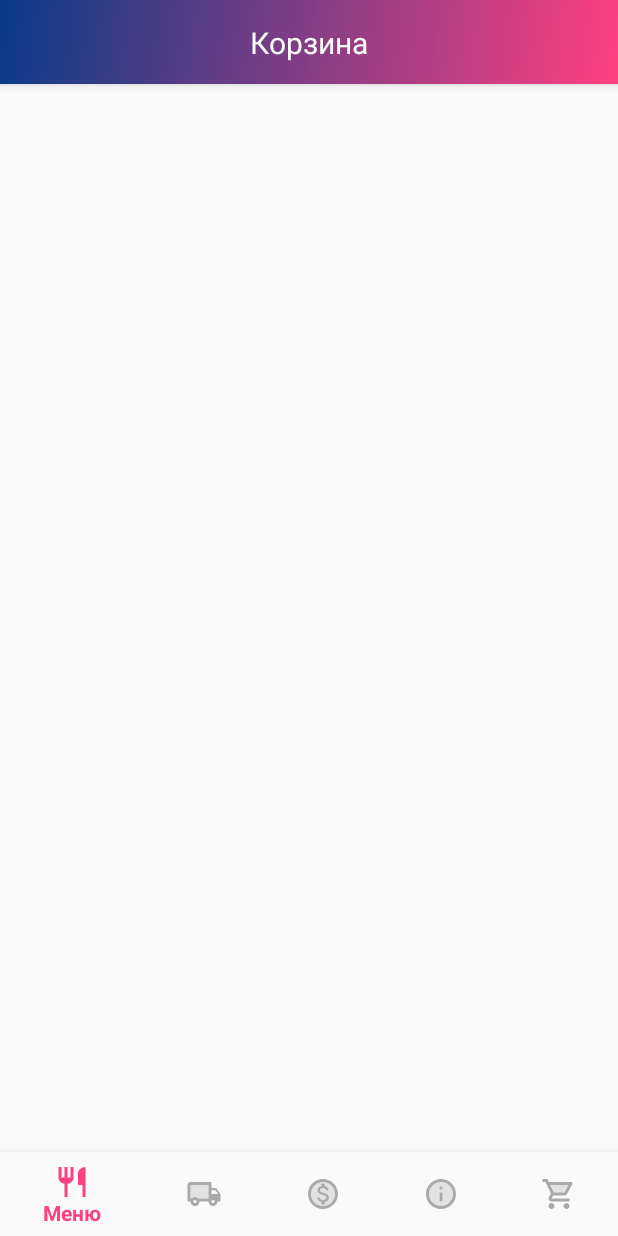
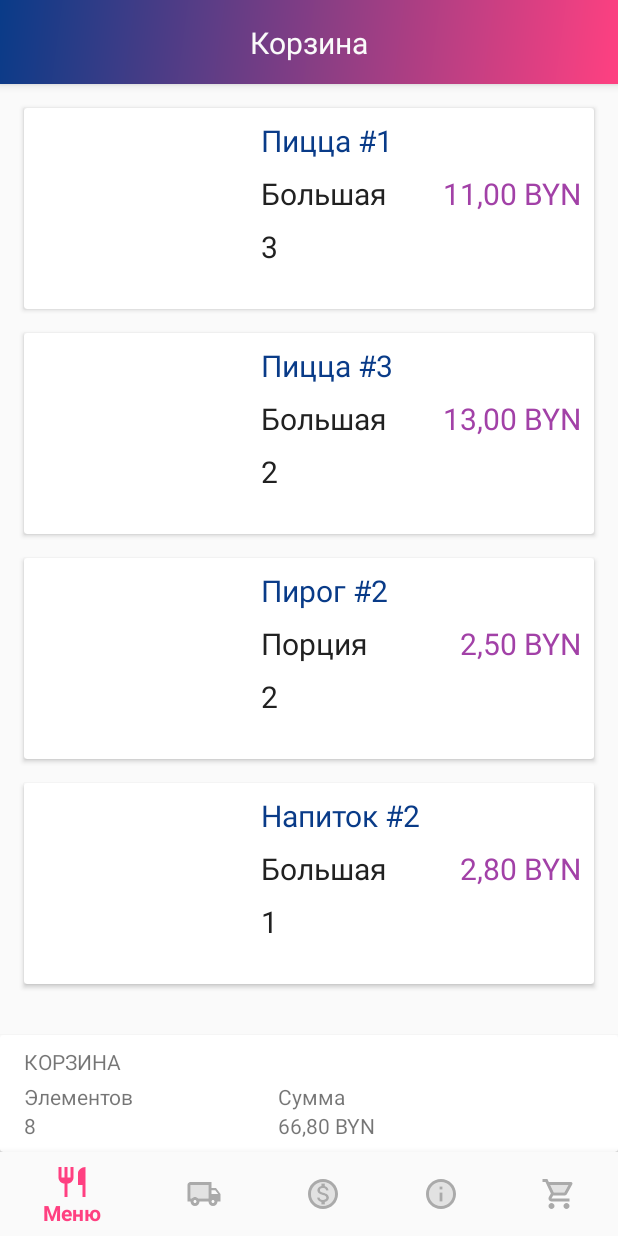
Before and after one commit to kresik3/DemoProject, an Android app: the fragment BasketFragment placed in its activity, on a phone screen of 412 x 824 dp. Run offline under Robolectric (Android 15) with nearby library versions, the phone set to English and light mode, and no system bars; our stand-ins replace Picasso, RxJava; libraries missing offline, so code that uses them is left out: io.realm; network calls fail; pictures from the network do not load; 2 statements that could not run were skipped.

Commit message:
[DEV]: Added scroll behavior for the bottom basket view

```diff
--- a/main/src/main/java/com/krasovsky/dima/demoproject/main/list/recyclerview/BasketAdapter.kt
+++ b/main/src/main/java/com/krasovsky/dima/demoproject/main/list/recyclerview/BasketAdapter.kt
@@ -43,6 +43,7 @@ class BasketAdapter() : RecyclerView.Adapter<BasketAdapter.ViewHolder>() {
         private val tvTitle = itemView.findViewById<TextView>(R.id.basket_item_title)
         private val tvPrice = itemView.findViewById<TextView>(R.id.basket_item_price)
         private val tvKind = itemView.findViewById<TextView>(R.id.basket_item_kind)
+        private val tvCount = itemView.findViewById<TextView>(R.id.basket_item_count)
 
         fun bind(model: BasketItemModel) {
             with(model) {
@@ -50,6 +51,7 @@ class BasketAdapter() : RecyclerView.Adapter<BasketAdapter.ViewHolder>() {
                 tvTitle.text = title
                 tvPrice.text = priceUtil.parseToPrice(price)
                 tvKind.text = kind
+                tvCount.text = count.toString()
                 deleteOne.applyEnable(count != 1)
                 initListeners(this)
             }
--- a/main/src/main/java/com/krasovsky/dima/demoproject/main/list/recyclerview/decorator/BaseItemDecorator.kt
+++ b/main/src/main/java/com/krasovsky/dima/demoproject/main/list/recyclerview/decorator/BaseItemDecorator.kt
@@ -6,12 +6,12 @@ import android.support.v7.widget.RecyclerView
 import android.view.View
 import com.krasovsky.dima.demoproject.main.R
 
-class BaseItemDecorator : RecyclerView.ItemDecoration() {
+class BaseItemDecorator(val spaceDimenId: Int = R.dimen.base_space_2x) : RecyclerView.ItemDecoration() {
 
     override fun getItemOffsets(outRect: Rect, view: View, parent: RecyclerView,
                                 state: RecyclerView.State) {
         if(parent.getChildAdapterPosition(view) == 0) {
-            outRect.top = view.context.resources.getDimensionPixelOffset(R.dimen.base_space_2x)
+            outRect.top = view.context.resources.getDimensionPixelOffset(spaceDimenId)
         }
     }
 }
--- a/main/src/main/java/com/krasovsky/dima/demoproject/main/view/fragment/BasketFragment.kt
+++ b/main/src/main/java/com/krasovsky/dima/demoproject/main/view/fragment/BasketFragment.kt
@@ -19,11 +19,14 @@ import android.support.v7.widget.LinearLayoutManager
 import android.widget.LinearLayout.VERTICAL
 import com.krasovsky.dima.demoproject.main.list.diffutil.BasketDiffUtil
 import com.krasovsky.dima.demoproject.main.list.recyclerview.BasketAdapter
+import com.krasovsky.dima.demoproject.main.list.recyclerview.decorator.BaseItemDecorator
 import com.krasovsky.dima.demoproject.main.util.price.PriceUtil
 import com.krasovsky.dima.demoproject.storage.model.basket.BasketItemModel
 import com.krasovsky.dima.demoproject.storage.model.basket.BasketModel
 import kotlinx.android.synthetic.main.fragment_basket.*
 import kotlinx.android.synthetic.main.layout_basket_bottom_sheet.*
+import com.krasovsky.dima.demoproject.main.list.behaviour.ScrollBehaviour
+import android.support.design.widget.CoordinatorLayout
 
 
 class BasketFragment : ToolbarFragment(), BasketAdapter.OnClickBasketListener {
@@ -47,8 +50,14 @@ class BasketFragment : ToolbarFragment(), BasketAdapter.OnClickBasketListener {
     }
 
     private fun initView() {
-        basket_list.layoutManager = LinearLayoutManager(context, VERTICAL, false)
-        basket_list.adapter = BasketAdapter().apply { listener = this@BasketFragment }
+        (include_layout_basket.layoutParams as CoordinatorLayout.LayoutParams).apply {
+            behavior = ScrollBehaviour()
+        }
+        basket_list.apply {
+            layoutManager = LinearLayoutManager(context, VERTICAL, false)
+            adapter = BasketAdapter().apply { listener = this@BasketFragment }
+            addItemDecoration(BaseItemDecorator(R.dimen.base_space))
+        }
     }
 
     override fun onClickRemove(model: BasketItemModel, isAll: Boolean) {
--- /dev/null
+++ b/main/src/main/res/drawable/background_decorator_item.xml
@@ -0,0 +1,6 @@
+<?xml version="1.0" encoding="utf-8"?>
+<shape xmlns:android="http://schemas.android.com/apk/res/android"
+    android:shape="rectangle">
+    <solid android:color="@android:color/holo_red_dark" />
+    <corners android:radius="@dimen/base_radius" />
+</shape>
--- /dev/null
+++ b/main/src/main/res/drawable/ic_exposure_neg_1.xml
@@ -0,0 +1,9 @@
+<vector xmlns:android="http://schemas.android.com/apk/res/android"
+        android:width="24dp"
+        android:height="24dp"
+        android:viewportWidth="24.0"
+        android:viewportHeight="24.0">
+    <path
+        android:fillColor="#FF000000"
+        android:pathData="M4,11v2h8v-2L4,11zM19,18h-2L17,7.38L14,8.4L14,6.7L18.7,5h0.3v13z"/>
+</vector>
--- a/main/src/main/res/layout/fragment_basket.xml
+++ b/main/src/main/res/layout/fragment_basket.xml
@@ -23,7 +23,7 @@
         layout="@layout/layout_basket_bottom_sheet"
         android:layout_width="match_parent"
         android:layout_height="wrap_content"
-        android:visibility="gone"
-        app:layout_constraintBottom_toBottomOf="parent" />
+        android:layout_gravity="bottom"
+        android:visibility="gone"/>
 
 </android.support.design.widget.CoordinatorLayout>
--- a/main/src/main/res/layout/layout_basket_item.xml
+++ b/main/src/main/res/layout/layout_basket_item.xml
@@ -16,28 +16,31 @@
             android:orientation="horizontal">
 
             <android.support.v7.widget.AppCompatImageView
-                android:id="@+id/basket_item_delete"
+                android:id="@+id/basket_item_delete_one"
+                style="@style/DecoratorItem"
                 android:layout_width="wrap_content"
                 android:layout_height="wrap_content"
                 android:layout_marginStart="@dimen/base_space_2x"
                 android:layout_marginEnd="@dimen/base_space_2x"
-                android:src="@drawable/ic_delete"
-                app:layout_constraintBottom_toTopOf="@+id/basket_item_delete_one"
+                android:src="@drawable/ic_exposure_neg_1"
+                app:layout_constraintBottom_toTopOf="@+id/basket_item_delete"
                 app:layout_constraintEnd_toEndOf="parent"
                 app:layout_constraintHorizontal_bias="0.5"
                 app:layout_constraintStart_toStartOf="parent"
                 app:layout_constraintTop_toTopOf="parent" />
 
             <android.support.v7.widget.AppCompatImageView
-                android:id="@+id/basket_item_delete_one"
+                android:id="@+id/basket_item_delete"
+                style="@style/DecoratorItem"
                 android:layout_width="wrap_content"
                 android:layout_height="wrap_content"
                 android:src="@drawable/ic_delete"
+                android:tint="@color/lightTextColor"
                 app:layout_constraintBottom_toBottomOf="parent"
                 app:layout_constraintEnd_toEndOf="parent"
                 app:layout_constraintHorizontal_bias="0.5"
                 app:layout_constraintStart_toStartOf="parent"
-                app:layout_constraintTop_toBottomOf="@+id/basket_item_delete" />
+                app:layout_constraintTop_toBottomOf="@+id/basket_item_delete_one" />
 
         </android.support.constraint.ConstraintLayout>
 
@@ -52,7 +55,10 @@
             xmlns:app="http://schemas.android.com/apk/res-auto"
             android:layout_width="match_parent"
             android:layout_height="match_parent"
-            android:layout_margin="@dimen/base_space"
+            android:layout_marginStart="@dimen/base_space_2x"
+            android:layout_marginEnd="@dimen/base_space_2x"
+            android:layout_marginBottom="@dimen/base_space"
+            android:layout_marginTop="@dimen/base_space"
             android:visibility="visible">
 
             <android.support.constraint.ConstraintLayout
@@ -98,6 +104,16 @@
                     app:layout_constraintStart_toStartOf="@+id/basket_item_title"
                     app:layout_constraintTop_toBottomOf="@+id/basket_item_title" />
 
+                <android.support.v7.widget.AppCompatTextView
+                    android:id="@+id/basket_item_count"
+                    android:layout_width="wrap_content"
+                    android:layout_height="wrap_content"
+                    android:layout_marginTop="@dimen/base_space"
+                    android:textColor="@color/darkTextColor"
+                    android:textSize="@dimen/basket_item_kind"
+                    app:layout_constraintStart_toStartOf="@+id/basket_item_kind"
+                    app:layout_constraintTop_toBottomOf="@+id/basket_item_kind" />
+
             </android.support.constraint.ConstraintLayout>
         </android.support.v7.widget.CardView>
 
--- a/main/src/main/res/values/dimens.xml
+++ b/main/src/main/res/values/dimens.xml
@@ -33,7 +33,7 @@
     <dimen name="dish_price">20sp</dimen>
 
     <!--basket screen-->
-    <dimen name="basket_item_height">100dp</dimen>
+    <dimen name="basket_item_height">150dp</dimen>
     <dimen name="basket_item_title">20sp</dimen>
     <dimen name="basket_item_kind">20sp</dimen>
     <dimen name="basket_item_price">20sp</dimen>
--- a/main/src/main/res/values/styles.xml
+++ b/main/src/main/res/values/styles.xml
@@ -30,5 +30,13 @@
         <item name="android:background">@drawable/fill_circle_button</item>
     </style>
 
+    <style name="DecoratorItem" parent="BaseFatFont">
+        <item name="android:tint">@color/lightTextColor</item>
+        <item name="android:background">@drawable/background_decorator_item</item>
+        <item name="android:scaleX">1.5</item>
+        <item name="android:scaleY">1.5</item>
+        <item name="android:padding">@dimen/base_space</item>
+    </style>
+
 
 </resources>
--- a/repository/src/main/java/com/krasovsky/dima/demoproject/repository/manager/BasketManager.kt
+++ b/repository/src/main/java/com/krasovsky/dima/demoproject/repository/manager/BasketManager.kt
@@ -5,6 +5,7 @@ import com.krasovsky.dima.demoproject.storage.model.basket.BasketItemModel
 import com.krasovsky.dima.demoproject.storage.model.basket.BasketModel
 import com.krasovsky.dima.demoproject.storage.realm.RealmManager
 import com.krasovsky.dima.demoproject.storage.retrofit.ApiManager
+import com.krasovsky.dima.demoproject.storage.retrofit.model.request.CreateBasketModel
 import com.krasovsky.dima.demoproject.storage.retrofit.model.request.DishItemModel
 import com.krasovsky.dima.demoproject.storage.retrofit.model.request.RemoveItemModel
 import io.reactivex.Flowable
@@ -15,7 +16,7 @@ class BasketManager(private val realmManager: RealmManager,
                     private val apiManager: ApiManager) {
 
     fun createBasket(): Flowable<String> {
-        return apiManager.createBasket(UUID.randomUUID().toString())
+        return apiManager.createBasket(CreateBasketModel(UUID.randomUUID().toString()))
     }
 
     fun getBasket(id: String): Flowable<BasketModel> {
--- a/storage/src/main/java/com/krasovsky/dima/demoproject/storage/retrofit/ApiManager.kt
+++ b/storage/src/main/java/com/krasovsky/dima/demoproject/storage/retrofit/ApiManager.kt
@@ -20,11 +20,12 @@ import retrofit2.Call
 import retrofit2.Response
 
 class ApiManager(private val api: ApiClient) {
-    fun createBasket(id: String): Flowable<String> {
+
+    fun createBasket(model: CreateBasketModel): Flowable<String> {
         return Flowable.create({
-            val response = api.getApi().createBasket(CreateBasketModel(id)).execute()
+            val response = api.getApi().createBasket(model).execute()
             if (response.isSuccessful) {
-                it.onNext(id)
+                it.onNext(model.id)
                 it.onComplete()
             } else it.tryOnError(Throwable(response.message()))
         }, BackpressureStrategy.BUFFER)
@@ -32,12 +33,53 @@ class ApiManager(private val api: ApiClient) {
 
     fun getBasket(id: String): Flowable<BasketModel> {
         return Flowable.create({
-            val response = api.getApi().getBasket(id).execute()
+            val response = "{\n" +
+                    "      \"id\": \"3d0a1381-a20a-4d36-af9f-5ab2316e6c22\",\n" +
+                    "      \"items\": [\n" +
+                    "        {\n" +
+                    "          \"shopItemDetailId\": \"65c66da8-118a-4b39-d7c6-08d636b32780\",\n" +
+                    "          \"count\": 3,\n" +
+                    "          \"price\": 11.00,\n" +
+                    "          \"title\": \"Пицца #1\",\n" +
+                    "          \"kind\": \"Большая\",\n" +
+                    "          \"imagePath\": \"Images/image-placeholder.png\"\n" +
+                    "        },\n" +
+                    "        {\n" +
+                    "          \"shopItemDetailId\": \"18bb8df9-71ae-4e26-d7cb-08d636b32780\",\n" +
+                    "          \"count\": 2,\n" +
+                    "          \"price\": 13.00,\n" +
+                    "          \"title\": \"Пицца #3\",\n" +
+                    "          \"kind\": \"Большая\",\n" +
+                    "          \"imagePath\": \"Images/image-placeholder.png\"\n" +
+                    "        },\n" +
+                    "        {\n" +
+                    "          \"shopItemDetailId\": \"4bba25c1-310f-4d8f-d7d8-08d636b32780\",\n" +
+                    "          \"count\": 2,\n" +
+                    "          \"price\": 2.50,\n" +
+                    "          \"title\": \"Пирог #2\",\n" +
+                    "          \"kind\": \"Порция\",\n" +
+                    "          \"imagePath\": \"Images/image-placeholder.png\"\n" +
+                    "        },\n" +
+                    "        {\n" +
+                    "          \"shopItemDetailId\": \"9f1166d9-2003-4a57-d7db-08d636b32780\",\n" +
+                    "          \"count\": 1,\n" +
+                    "          \"price\": 2.80,\n" +
+                    "          \"title\": \"Напиток #2\",\n" +
+                    "          \"kind\": \"Большая\",\n" +
+                    "          \"imagePath\": \"Images/image-placeholder.png\"\n" +
+                    "        }\n" +
+                    "      ],\n" +
+                    "      \"totalCount\": 8,\n" +
+                    "      \"totalPrice\": 66.80\n" +
+                    "    }"
+            val result = Gson().fromJson<BasketModel>(response)
+            it.onNext(result)
+            /*val response = api.getApi().getBasket(id).execute()
             if (response.isSuccessResponse()) {
                 val result = Gson().fromJson<BasketModel>(response.body()!!.string())
                 it.onNext(result)
                 it.onComplete()
-            } else it.tryOnError(Throwable(response.message()))
+            } else it.tryOnError(Throwable(response.message()))*/
         }, BackpressureStrategy.BUFFER)
     }
 
```
Also changed, not shown: main/src/main/java/com/krasovsky/dima/demoproject/main/list/behaviour/ScrollBehaviour.java (added, +44 -0 lines), main/src/main/java/com/krasovsky/dima/demoproject/main/view/model/BasketViewModel.kt (+9 -1 lines), main/src/main/res/layout/layout_basket_bottom_sheet.xml (+1 -10 lines).
